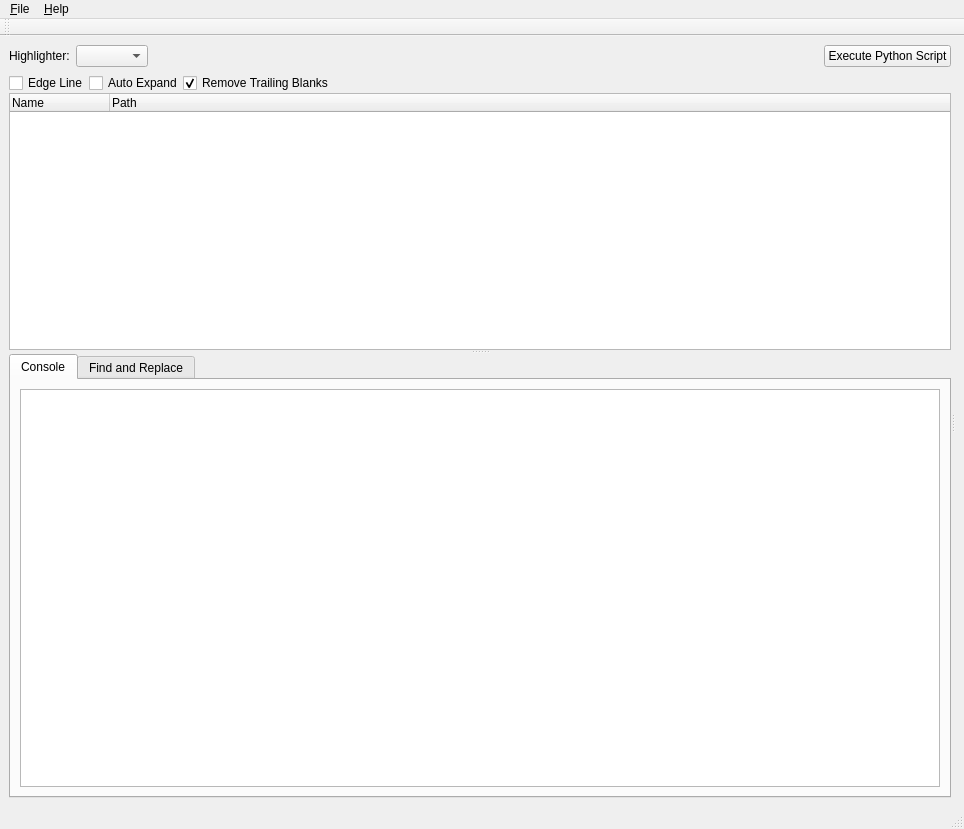
The window that core/main_window/main_window.ui (KmolYuan/kmol-editor) describes before a commit, drawn with Qt 5.
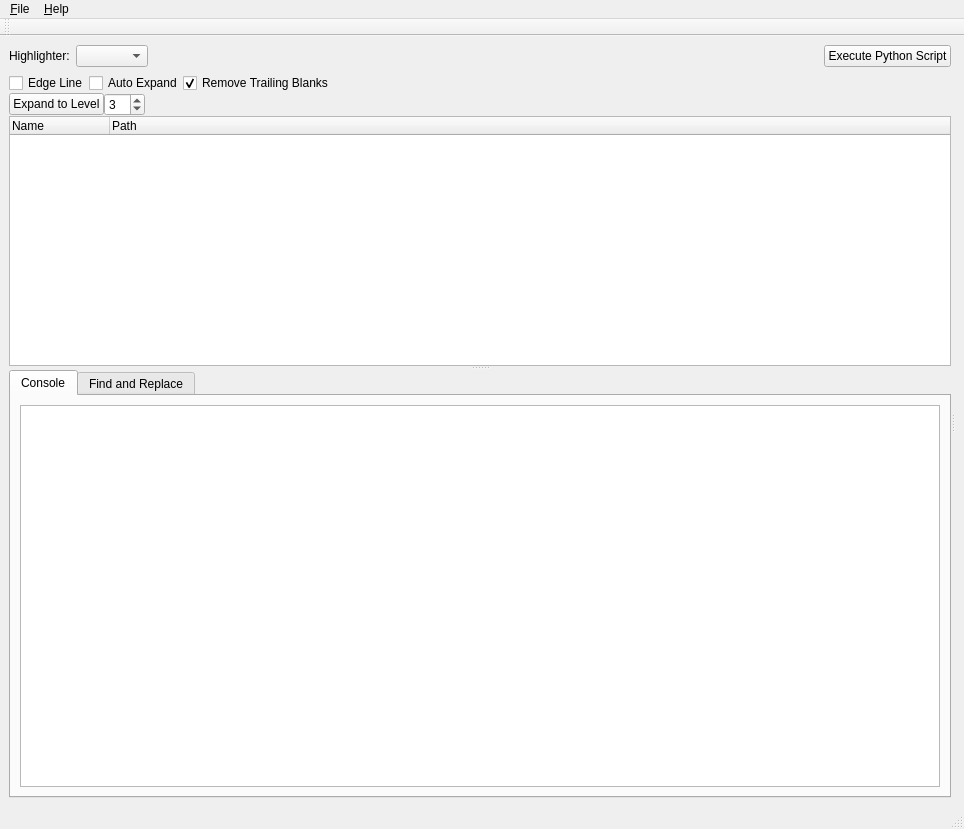
The same window after the commit. Icons and pictures are not drawn.

Commit message: The function that can expand to specific level.

```diff
--- a/core/main_window/main_window.ui
+++ b/core/main_window/main_window.ui
@@ -129,6 +129,37 @@
               </item>
              </layout>
             </item>
+            <item>
+             <layout class="QHBoxLayout" name="horizontalLayout_6">
+              <item>
+               <widget class="QPushButton" name="expand_button">
+                <property name="text">
+                 <string>Expand to Level</string>
+                </property>
+               </widget>
+              </item>
+              <item>
+               <widget class="QSpinBox" name="expand_level">
+                <property name="value">
+                 <number>3</number>
+                </property>
+               </widget>
+              </item>
+              <item>
+               <spacer name="horizontalSpacer_4">
+                <property name="orientation">
+                 <enum>Qt::Horizontal</enum>
+                </property>
+                <property name="sizeHint" stdset="0">
+                 <size>
+                  <width>40</width>
+                  <height>20</height>
+                 </size>
+                </property>
+               </spacer>
+              </item>
+             </layout>
+            </item>
             <item>
              <widget class="QTreeWidget" name="tree_main">
               <property name="dragEnabled">
```
Left out of the diff: 4 changed lines with no effect on the pictures. The commit also changes 2 other files.
